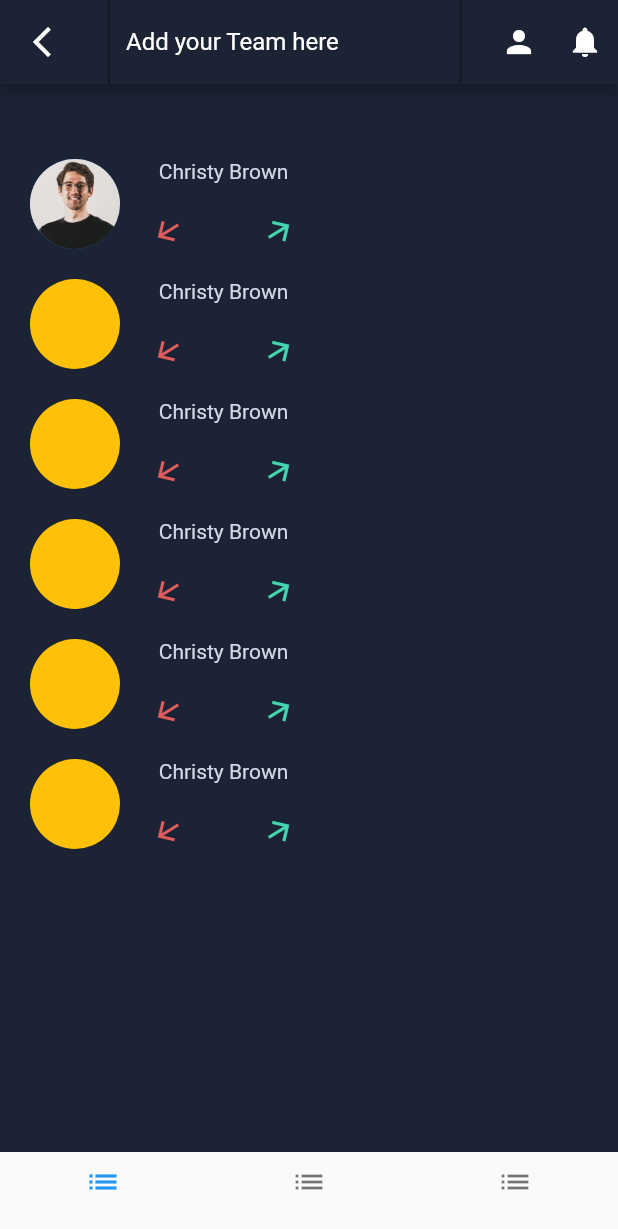
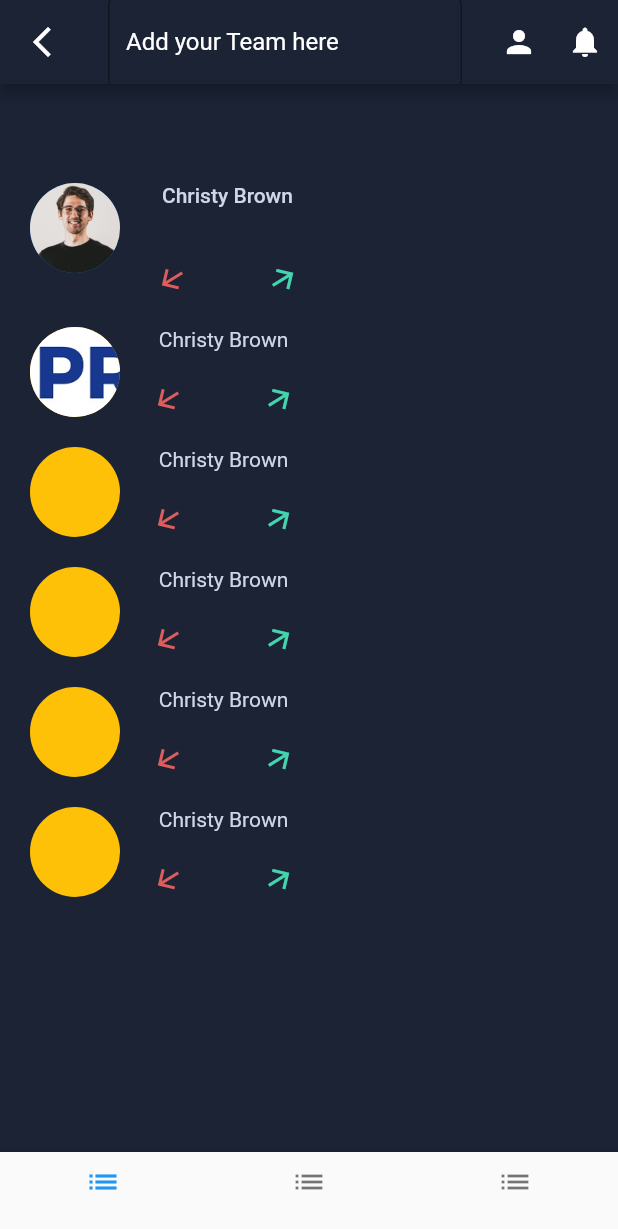
Before and after one commit to Sandy8985/tasqr1, a Flutter app: the screen it shows after launch, on a phone screen of 412 x 824 dp. Shown: the top 1229 px of the screen. Run offline on Flutter 3.47's test engine with Material 2 defaults, Android fonts, the phone set to English and light mode, and no system bars.

Commit message:
clear perfect color1 with page 5 with page 7(timepicker)

```diff
--- a/lib/main.dart
+++ b/lib/main.dart
@@ -1,10 +1,11 @@
 import 'package:flutter/material.dart';
-import 'page_5.dart';
+import 'screens/screen7.dart';
+import 'screens/page_5.dart';
 
 void main() => runApp(Abcd());
 
 class Abcd extends StatelessWidget {
-   Abcd({Key? key}) : super(key: key);
+  Abcd({Key? key}) : super(key: key);
 
   @override
   Widget build(BuildContext context) {
@@ -24,7 +25,6 @@ class _MyAppState extends State<MyApp> {
   @override
   Widget build(BuildContext context) {
     return Scaffold(
-
       resizeToAvoidBottomInset: false,
       backgroundColor: Color.fromRGBO(27, 35, 53, 1.0),
       appBar: AppBar(
@@ -57,7 +57,6 @@ class _MyAppState extends State<MyApp> {
         ],
       ),
       body: Padding(
-
         padding: EdgeInsets.fromLTRB(20, 30, 0, 0),
         child: Column(
           children: [
@@ -76,20 +75,87 @@ class _MyAppState extends State<MyApp> {
                       children: [
                         Padding(
                           padding: EdgeInsets.fromLTRB(0, 0, 0, 20),
-                          child: Text('Christy Brown',style: TextStyle(color: Color.fromRGBO(208, 214, 229, 1)),),
+                          child: TextButton(
+                            onPressed: () {
+                              Navigator.push(
+                                context,
+                                MaterialPageRoute(
+                                    builder: (context) => TimerPickerApp()),
+                              );
+                            },
+                            child: Text(
+                              'Christy Brown',
+                              style: TextStyle(
+                                  color: Color.fromRGBO(208, 214, 229, 1)),
+                            ),
+                          ),
                         ),
                         Row(
                           children: [
                             Transform.rotate(
                               angle: 45,
-                              child: Icon(Icons.arrow_downward,color: Color.fromRGBO(221, 92, 92, 1),),
+                              child: Icon(
+                                Icons.arrow_downward,
+                                color: Color.fromRGBO(221, 92, 92, 1),
+                              ),
                             ),
                             Container(
                               margin: EdgeInsets.fromLTRB(0, 0, 50, 0),
                             ),
                             Transform.rotate(
                               angle: 45,
-                              child: Icon(Icons.arrow_upward,color: Color.fromRGBO(67, 213, 173, 1),),
+                              child: Icon(
+                                Icons.arrow_upward,
+                                color: Color.fromRGBO(67, 213, 173, 1),
+                              ),
+                            ),
+                          ],
+                        )
+                      ],
+                    ),
+                  )
+                ],
+              ),
+            ),
+            Padding(
+              padding: EdgeInsets.only(top: 20),
+              child: Row(
+                children: [
+                  CircleAvatar(
+                    backgroundColor: Colors.amber,
+                    radius: 30,
+                    backgroundImage: AssetImage('images/logo.jpg'),
+                  ),
+                  Padding(
+                    padding: EdgeInsets.fromLTRB(20, 0, 0, 0),
+                    child: Column(
+                      children: [
+                        Padding(
+                          padding: EdgeInsets.fromLTRB(0, 0, 0, 20),
+                          child: Text(
+                            'Christy Brown',
+                            style: TextStyle(
+                                color: Color.fromRGBO(208, 214, 229, 1)),
+                          ),
+                        ),
+                        Row(
+                          children: [
+                            Transform.rotate(
+                              angle: 45,
+                              child: Icon(
+                                Icons.arrow_downward,
+                                color: Color.fromRGBO(221, 92, 92, 1),
+                              ),
+                            ),
+                            Container(
+                              margin: EdgeInsets.fromLTRB(0, 0, 50, 0),
+                            ),
+                            Transform.rotate(
+                              angle: 45,
+                              child: Icon(
+                                Icons.arrow_upward,
+                                color: Color.fromRGBO(67, 213, 173, 1),
+                              ),
                             ),
                           ],
                         )
@@ -113,20 +179,30 @@ class _MyAppState extends State<MyApp> {
                       children: [
                         Padding(
                           padding: EdgeInsets.fromLTRB(0, 0, 0, 20),
-                          child: Text('Christy Brown',style: TextStyle(color: Color.fromRGBO(208, 214, 229, 1)),),
+                          child: Text(
+                            'Christy Brown',
+                            style: TextStyle(
+                                color: Color.fromRGBO(208, 214, 229, 1)),
+                          ),
                         ),
                         Row(
                           children: [
                             Transform.rotate(
                               angle: 45,
-                              child: Icon(Icons.arrow_downward,color: Color.fromRGBO(221, 92, 92, 1),),
+                              child: Icon(
+                                Icons.arrow_downward,
+                                color: Color.fromRGBO(221, 92, 92, 1),
+                              ),
                             ),
                             Container(
                               margin: EdgeInsets.fromLTRB(0, 0, 50, 0),
                             ),
                             Transform.rotate(
                               angle: 45,
-                              child: Icon(Icons.arrow_upward,color: Color.fromRGBO(67, 213, 173, 1),),
+                              child: Icon(
+                                Icons.arrow_upward,
+                                color: Color.fromRGBO(67, 213, 173, 1),
+                              ),
                             ),
                           ],
                         )
@@ -150,20 +226,30 @@ class _MyAppState extends State<MyApp> {
                       children: [
                         Padding(
                           padding: EdgeInsets.fromLTRB(0, 0, 0, 20),
-                          child: Text('Christy Brown',style: TextStyle(color: Color.fromRGBO(208, 214, 229, 1)),),
+                          child: Text(
+                            'Christy Brown',
+                            style: TextStyle(
+                                color: Color.fromRGBO(208, 214, 229, 1)),
+                          ),
                         ),
                         Row(
                           children: [
                             Transform.rotate(
                               angle: 45,
-                              child: Icon(Icons.arrow_downward,color: Color.fromRGBO(221, 92, 92, 1),),
+                              child: Icon(
+                                Icons.arrow_downward,
+                                color: Color.fromRGBO(221, 92, 92, 1),
+                              ),
                             ),
                             Container(
                               margin: EdgeInsets.fromLTRB(0, 0, 50, 0),
                             ),
                             Transform.rotate(
                               angle: 45,
-                              child: Icon(Icons.arrow_upward,color: Color.fromRGBO(67, 213, 173, 1),),
+                              child: Icon(
+                                Icons.arrow_upward,
+                                color: Color.fromRGBO(67, 213, 173, 1),
+                              ),
                             ),
                           ],
                         )
@@ -187,20 +273,30 @@ class _MyAppState extends State<MyApp> {
                       children: [
                         Padding(
                           padding: EdgeInsets.fromLTRB(0, 0, 0, 20),
-                          child: Text('Christy Brown',style: TextStyle(color: Color.fromRGBO(208, 214, 229, 1)),),
+                          child: Text(
+                            'Christy Brown',
+                            style: TextStyle(
+                                color: Color.fromRGBO(208, 214, 229, 1)),
+                          ),
                         ),
                         Row(
                           children: [
                             Transform.rotate(
                               angle: 45,
-                              child: Icon(Icons.arrow_downward,color: Color.fromRGBO(221, 92, 92, 1),),
+                              child: Icon(
+                                Icons.arrow_downward,
+                                color: Color.fromRGBO(221, 92, 92, 1),
+                              ),
                             ),
                             Container(
                               margin: EdgeInsets.fromLTRB(0, 0, 50, 0),
                             ),
                             Transform.rotate(
                               angle: 45,
-                              child: Icon(Icons.arrow_upward,color: Color.fromRGBO(67, 213, 173, 1),),
+                              child: Icon(
+                                Icons.arrow_upward,
+                                color: Color.fromRGBO(67, 213, 173, 1),
+                              ),
                             ),
                           ],
                         )
@@ -224,57 +320,30 @@ class _MyAppState extends State<MyApp> {
                       children: [
                         Padding(
                           padding: EdgeInsets.fromLTRB(0, 0, 0, 20),
-                          child: Text('Christy Brown',style: TextStyle(color: Color.fromRGBO(208, 214, 229, 1)),),
+                          child: Text(
+                            'Christy Brown',
+                            style: TextStyle(
+                                color: Color.fromRGBO(208, 214, 229, 1)),
+                          ),
                         ),
                         Row(
                           children: [
                             Transform.rotate(
                               angle: 45,
-                              child: Icon(Icons.arrow_downward,color: Color.fromRGBO(221, 92, 92, 1),),
+                              child: Icon(
+                                Icons.arrow_downward,
+                                color: Color.fromRGBO(221, 92, 92, 1),
+                              ),
                             ),
                             Container(
                               margin: EdgeInsets.fromLTRB(0, 0, 50, 0),
                             ),
                             Transform.rotate(
                               angle: 45,
-                              child: Icon(Icons.arrow_upward,color: Color.fromRGBO(67, 213, 173, 1),),
-                            ),
-                          ],
-                        )
-                      ],
-                    ),
-                  )
-                ],
-              ),
-            ),
-            Padding(
-              padding: EdgeInsets.only(top: 20),
-              child: Row(
-                children: [
-                  CircleAvatar(
-                    backgroundColor: Colors.amber,
-                    radius: 30,
-                  ),
-                  Padding(
-                    padding: EdgeInsets.fromLTRB(20, 0, 0, 0),
-                    child: Column(
-                      children: [
-                        Padding(
-                          padding: EdgeInsets.fromLTRB(0, 0, 0, 20),
-                          child: Text('Christy Brown',style: TextStyle(color: Color.fromRGBO(208, 214, 229, 1)),),
-                        ),
-                        Row(
-                          children: [
-                            Transform.rotate(
-                              angle: 45,
-                              child: Icon(Icons.arrow_downward,color: Color.fromRGBO(221, 92, 92, 1),),
-                            ),
-                            Container(
-                              margin: EdgeInsets.fromLTRB(0, 0, 50, 0),
-                            ),
-                            Transform.rotate(
-                              angle: 45,
-                              child: Icon(Icons.arrow_upward,color: Color.fromRGBO(67, 213, 173, 1),),
+                              child: Icon(
+                                Icons.arrow_upward,
+                                color: Color.fromRGBO(67, 213, 173, 1),
+                              ),
                             ),
                           ],
                         )
--- a/pubspec.yaml
+++ b/pubspec.yaml
@@ -63,6 +63,7 @@ flutter:
   # To add assets to your application, add an assets section, like this:
   assets:
      - images/alex.jpg
+     - images/logo.jpg
 
 
   # An image asset can refer to one or more resolution-specific "variants", see
```
Also changed, not shown: lib/screens/screen7.dart (added, +127 -0 lines), images/logo.jpg (added), lib/screens/page_5.dart (renamed from lib/page_5.dart).
